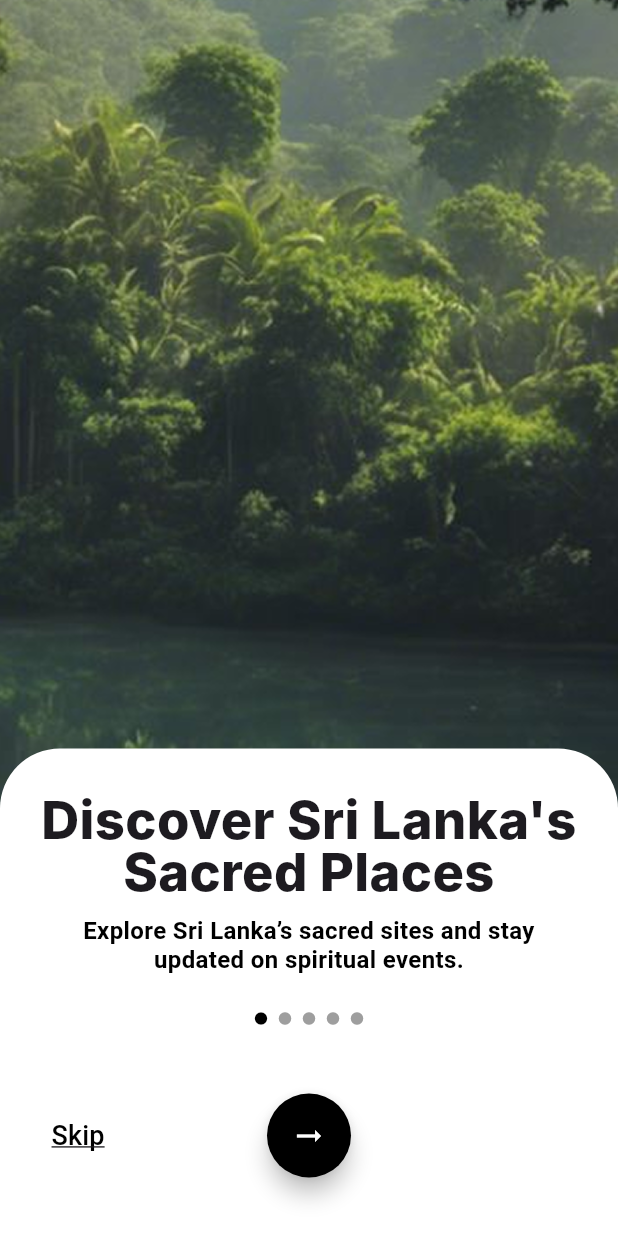
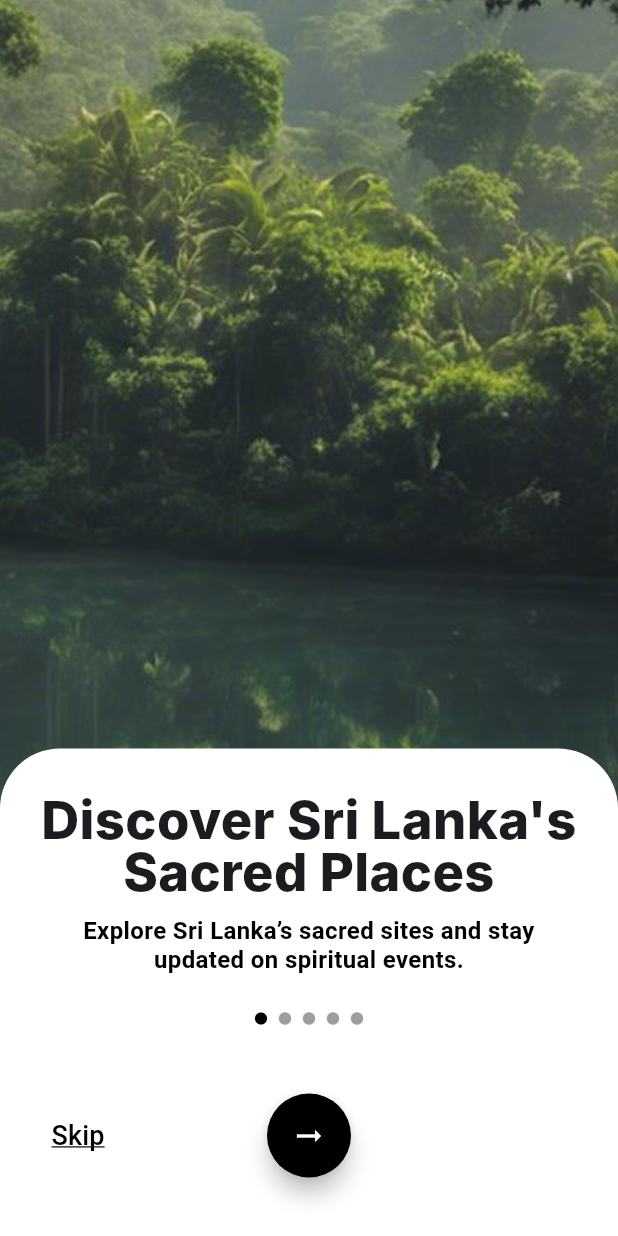
Before and after one commit to DaphneKodithuwakku/sriroute-frontend, a Flutter app: the screen it shows after launch, on a phone screen of 412 x 824 dp. Run offline on Flutter 3.47's test engine with Material 3 defaults, Android fonts, the phone set to English and light mode, and no system bars; Roboto replaces fonts that are missing (Inter).

Commit message:
Fixed the image alignment in welcomepage1.dart

```diff
--- a/welcomepages/lib/welcomepage1.dart
+++ b/welcomepages/lib/welcomepage1.dart
@@ -11,7 +11,7 @@ class WelcomePage1 extends StatelessWidget {
         children: [
           // Background Image
           Positioned.fill(
-            child: Image.asset('assets/welcomepage1.png', fit: BoxFit.cover),
+            child: Image.asset('assets/welcomepage1.png', fit: BoxFit.fitWidth, alignment: Alignment.topCenter),
           ),
           // Bottom Card with Content
           Align(
```
